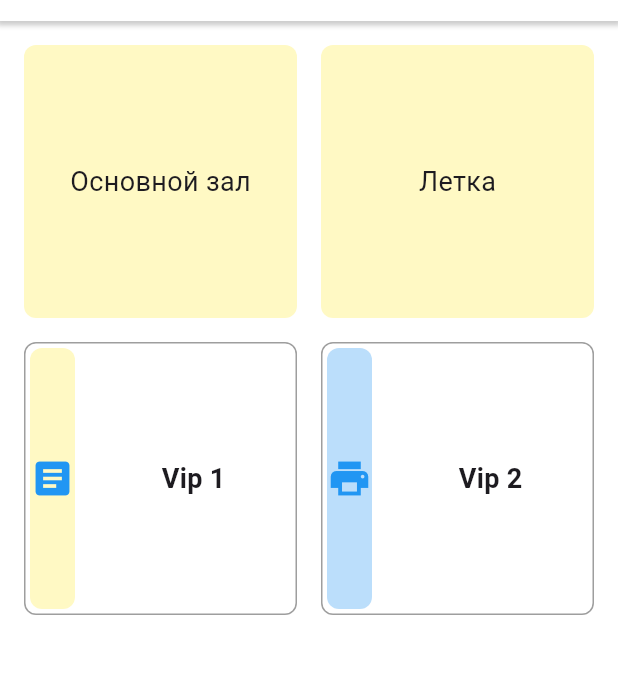
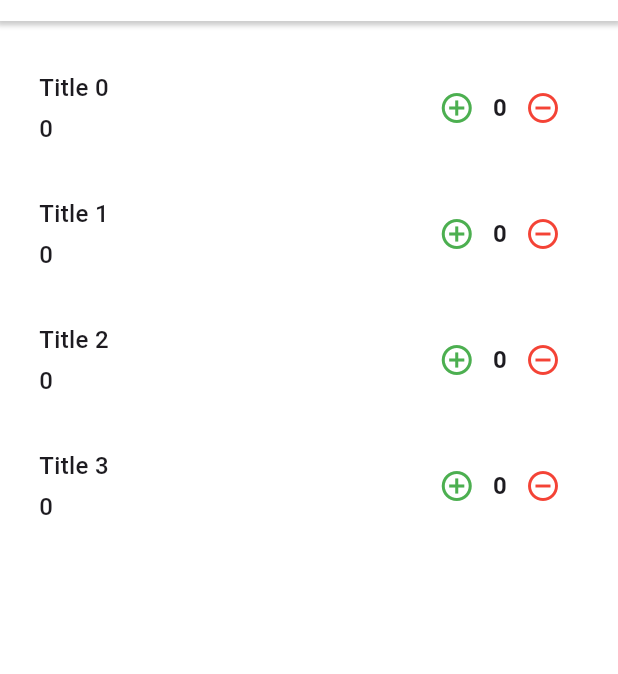
Before and after one commit to Taverz/waiter_test, a Flutter app: the screen it shows after launch, on a phone screen of 412 x 824 dp, the part 63-737 px from its top. Run offline on Flutter 3.47's test engine with Material 3 defaults, Android fonts, the phone set to English and light mode, and no system bars.

Commit message:
add ui count product list

```diff
--- a/lib/main.dart
+++ b/lib/main.dart
@@ -1,6 +1,6 @@
 import 'package:flutter/material.dart';
 import 'package:ui_kit/ui_kit.dart';
-import 'package:waiter_test/src/features/area/pages/area_page.dart';
+import 'package:waiter_test/src/features/sales_mode/pages/sales_page.dart';
 
 void main() {
   runApp(
@@ -8,7 +8,7 @@ void main() {
       theme: ThemeData(
         scaffoldBackgroundColor: ColorsApp.colorsApp.whiteSimple,
       ),
-      home: const AreaSelectPage(),
+      home: const SalesPage(),
     ),
   );
 }
--- /dev/null
+++ b/lib/src/features/sales_mode/pages/sales_page.dart
@@ -0,0 +1,27 @@
+import 'package:flutter/material.dart';
+import 'package:ui_kit/ui_kit.dart';
+import 'widgets/list_count_products.dart';
+
+class SalesPage extends StatelessWidget {
+  const SalesPage({
+    super.key,
+  });
+
+  @override
+  Widget build(BuildContext context) {
+    return const SafeArea(
+      child: Scaffold(
+        appBar: CustomAppBar(),
+        body: Column(
+          children: [
+            Expanded(
+              child: ListCountProducts(
+                products: [1, 1, 1, 1],
+              ),
+            ),
+          ],
+        ),
+      ),
+    );
+  }
+}
--- /dev/null
+++ b/lib/src/features/sales_mode/pages/widgets/list_count_products.dart
@@ -0,0 +1,38 @@
+import 'package:flutter/material.dart';
+import 'package:ui_kit/ui_kit.dart';
+
+class ListCountProducts extends StatelessWidget {
+  final List products;
+  const ListCountProducts({
+    super.key,
+    required this.products,
+  });
+
+  @override
+  Widget build(BuildContext context) {
+    return ListView.builder(
+      padding: const EdgeInsets.all(16.0),
+      itemCount: products.length,
+      itemBuilder: (context, index) {
+        final title = 'Title $index ';
+        const price = 200.30;
+        return CountProductElementList.active(
+          title: title,
+          price: price,
+          countPlus: () {
+            print('Increment count');
+          },
+          countMinus: () {
+            print('Decremented count');
+          },
+          onDelete: () {
+            print('Deleted from list');
+          },
+          onChangePrice: () {
+            print('Price changed');
+          },
+        );
+      },
+    );
+  }
+}
--- a/packages/ui_kit/lib/common/colors_app.dart
+++ b/packages/ui_kit/lib/common/colors_app.dart
@@ -6,12 +6,15 @@ class ColorsApp {
 
 class _ColorsApp {
   Color get whiteSimple => Colors.white;
+  Color get white24 => Colors.white24;
   Color get greySimple => Colors.grey;
+  Color get greyBlue => Colors.blueGrey;
   Color get black12 => Colors.black12;
   Color get black => Colors.black;
   Color get blue => Colors.blue;
   Color get redAccent => Colors.redAccent;
   Color get red => Colors.red;
+  Color get green => Colors.green;
   Color get redShade200 => Colors.red.shade200;
   Color get black45 => Colors.black45;
 }
--- /dev/null
+++ b/packages/ui_kit/lib/sales_mode/widgets/count_product_element_list.dart
@@ -0,0 +1,249 @@
+import 'package:flutter/material.dart';
+import 'package:ui_kit/common/colors_app.dart';
+
+class CountProductElementList {
+  static Widget active({
+    required String title,
+    required double price,
+    required Function() countPlus,
+    required Function() countMinus,
+    required Function() onDelete,
+    required Function() onChangePrice,
+  }) =>
+      _CountProductElementList(
+        title: title,
+        price: price,
+        countPlus: countPlus,
+        countMinus: countMinus,
+        onDelete: onDelete,
+        onChangePrice: onChangePrice,
+      );
+
+  static Widget error({
+    required String title,
+    required double price,
+    required Function() countPlus,
+    required Function() countMinus,
+    required Function() onDelete,
+    required Function() onChangePrice,
+  }) =>
+      _CountProductElementList(
+        title: title,
+        price: price,
+        countPlus: countPlus,
+        countMinus: countMinus,
+        onDelete: onDelete,
+        onChangePrice: onChangePrice,
+        isError: true,
+      );
+}
+
+class _CountProductElementList extends StatefulWidget
+    implements CountProductElementList {
+  final String title;
+  final double price;
+  final Function() countPlus;
+  final Function() countMinus;
+  final Function() onDelete;
+  final Function() onChangePrice;
+  final bool isError;
+
+  const _CountProductElementList({
+    required this.title,
+    required this.price,
+    required this.countPlus,
+    required this.countMinus,
+    required this.onDelete,
+    required this.onChangePrice,
+    this.isError = false,
+  });
+
+  @override
+  createState() => _ProductListItemState();
+}
+
+class _ProductListItemState extends State<_CountProductElementList>
+    with AutomaticKeepAliveClientMixin {
+  @override
+  bool get wantKeepAlive => true;
+
+  int _count = 0;
+  bool _isDetailedView = false;
+
+  void _increment() {
+    setState(() {
+      _count++;
+    });
+    widget.countPlus();
+  }
+
+  void _decrement() {
+    if (_count > 0) {
+      setState(() {
+        _count--;
+      });
+      widget.countMinus();
+    }
+  }
+
+  void _toggleView() {
+    setState(() {
+      _isDetailedView = !_isDetailedView;
+    });
+  }
+
+  @override
+  Widget build(BuildContext context) {
+    super.build(context);
+
+    return Padding(
+      padding: const EdgeInsets.symmetric(vertical: 12.0, horizontal: 0),
+      child: GestureDetector(
+        onTap: _toggleView,
+        child: Container(
+          padding: const EdgeInsets.symmetric(horizontal: 10.0, vertical: 5),
+          decoration: BoxDecoration(
+            color: _isDetailedView
+                ? Colors.blue.shade100
+                : ColorsApp.colorsApp.whiteSimple,
+            borderRadius: BorderRadius.circular(6.0),
+          ),
+          child: Column(
+            children: [
+              Row(
+                mainAxisAlignment: MainAxisAlignment.spaceBetween,
+                children: [
+                  Column(
+                    crossAxisAlignment: CrossAxisAlignment.start,
+                    children: [
+                      Text(
+                        widget.title,
+                        maxLines: 1,
+                        overflow: TextOverflow.ellipsis,
+                        style: const TextStyle(
+                          fontSize: 16.0,
+                          fontWeight: FontWeight.w500,
+                        ),
+                      ),
+                      const SizedBox(height: 4.0),
+                      Text(
+                        _isDetailedView
+                            ? '$_count * ${widget.price.round()} = ${(_count * widget.price.toInt()).round()}'
+                            : '${(_count * widget.price.toInt()).round()}',
+                        maxLines: 1,
+                        style: const TextStyle(
+                          fontSize: 16.0,
+                          fontWeight: FontWeight.w500,
+                        ),
+                      ),
+                    ],
+                  ),
+                  Row(
+                    children: [
+                      IconButton(
+                        icon: Icon(
+                          Icons.add_circle_outline_outlined,
+                          color: ColorsApp.colorsApp.green,
+                        ),
+                        onPressed: _increment,
+                      ),
+                      Text(
+                        '$_count',
+                        style: const TextStyle(
+                          fontSize: 16.0,
+                          fontWeight: FontWeight.bold,
+                        ),
+                      ),
+                      IconButton(
+                        icon: Icon(
+                          Icons.remove_circle_outline_outlined,
+                          color: ColorsApp.colorsApp.red,
+                        ),
+                        onPressed: _decrement,
+                      ),
+                    ],
+                  ),
+                ],
+              ),
+              if (_isDetailedView)
+                Column(
+                  children: [
+                    const SizedBox(height: 8.0),
+                    Row(
+                      mainAxisAlignment: MainAxisAlignment.spaceBetween,
+                      children: [
+                        Expanded(
+                          child: _TextButton(
+                            text: 'Удалить из счета',
+                            color: ColorsApp.colorsApp.red,
+                            onTap: widget.onDelete,
+                          ),
+                        ),
+                        const SizedBox(width: 5),
+                        Expanded(
+                          child: _TextButton(
+                            text: 'Изменить цену',
+                            color: ColorsApp.colorsApp.greyBlue,
+                            onTap: widget.onChangePrice,
+                          ),
+                        ),
+                      ],
+                    ),
+                  ],
+                ),
+            ],
+          ),
+        ),
+      ),
+    );
+  }
+}
+
+class _TextButton extends StatelessWidget {
+  final String text;
+  final Color color;
+  final VoidCallback onTap;
+
+  const _TextButton({
+    required this.text,
+    required this.color,
+    required this.onTap,
+  });
+
+  @override
+  Widget build(BuildContext context) {
+    return Row(
+      children: [
+        Expanded(
+          child: InkWell(
+            onTap: onTap,
+            borderRadius: BorderRadius.circular(8.0),
+            splashColor: ColorsApp.colorsApp.white24,
+            child: Padding(
+              padding: const EdgeInsets.symmetric(horizontal: 0, vertical: 5),
+              child: DecoratedBox(
+                decoration: BoxDecoration(
+                  color: color,
+                  borderRadius: BorderRadius.circular(5.0),
+                ),
+                child: Padding(
+                  padding: const EdgeInsets.symmetric(vertical: 5.0),
+                  child: Center(
+                    child: Text(
+                      text,
+                      style: TextStyle(
+                        color: ColorsApp.colorsApp.whiteSimple,
+                        fontSize: 12.0,
+                        fontWeight: FontWeight.bold,
+                      ),
+                    ),
+                  ),
+                ),
+              ),
+            ),
+          ),
+        ),
+      ],
+    );
+  }
+}
--- a/packages/ui_kit/lib/ui_kit.dart
+++ b/packages/ui_kit/lib/ui_kit.dart
@@ -1,8 +1,10 @@
 library ui_kit;
+
+export 'common/colors_app.dart';
+export 'common/text_style_app.dart';
 
 export 'area/widgets/seelect_button_color_and_text.dart';
 export 'area/widgets/app_bar_select.dart';
 export 'area/widgets/seelect_button_icon_and_text.dart';
 
-export 'common/colors_app.dart';
-export 'common/text_style_app.dart';
+export 'sales_mode/widgets/count_product_element_list.dart';
```
Also changed, not shown: pubspec.lock, 3 other files.
